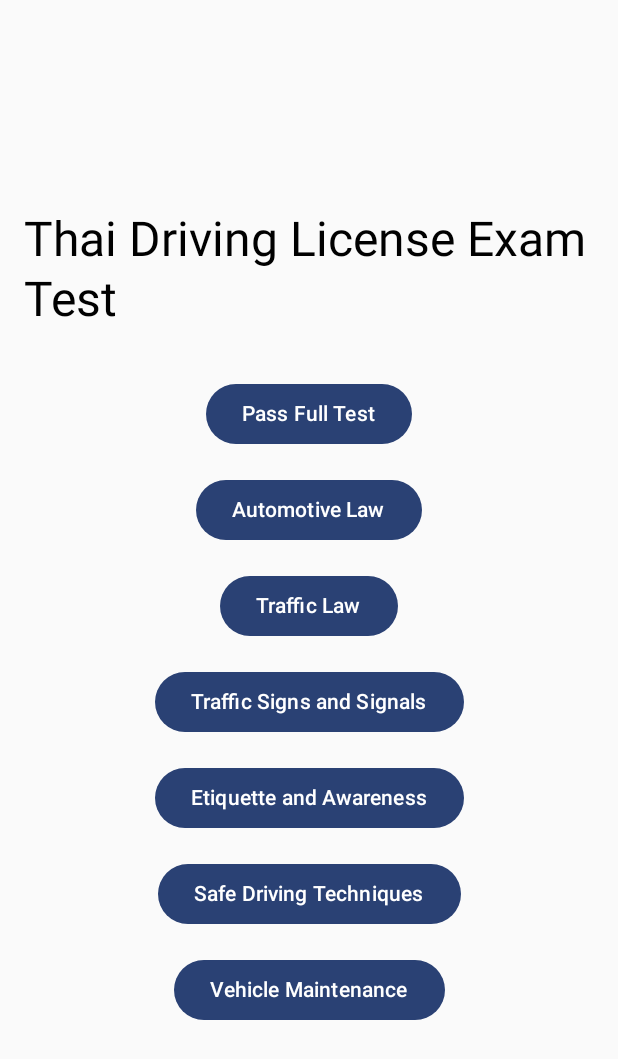
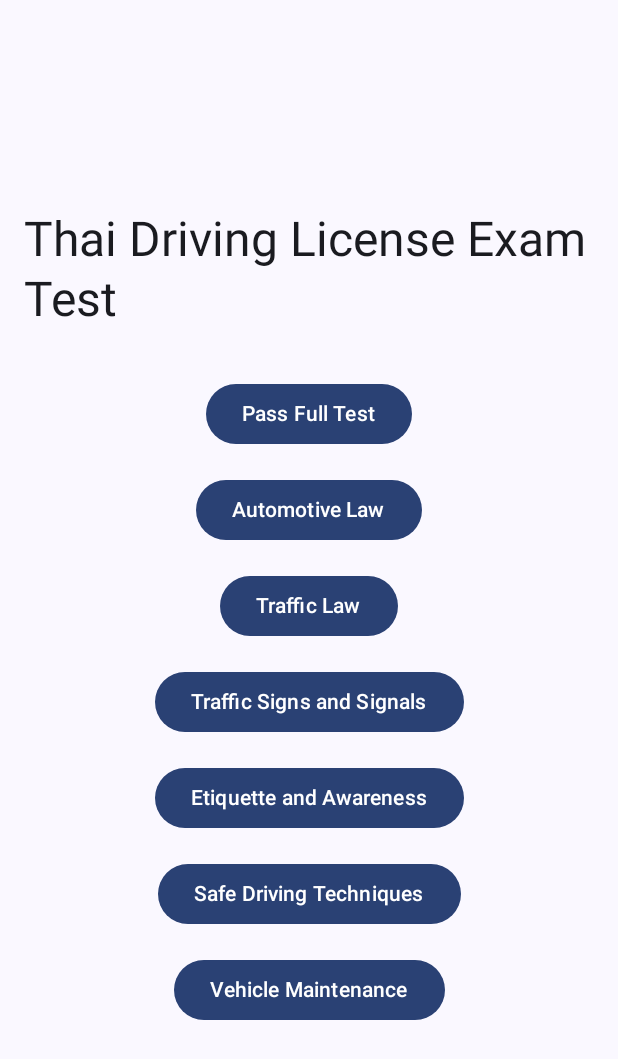
Before and after one commit to zejaven/thai-driving-license-exam-test, an Android app built with Jetpack Compose: the screen it shows after launch (MainActivity), on a phone screen of 412 x 824 dp. Shown: the top 1059 px of the screen. Run offline under Robolectric (Android 15) with nearby library versions, the phone set to English and light mode, and no system bars; our stand-ins replace Room's generated code; libraries missing offline, so code that uses them is left out: com.opencsv; 1 statement that could not run was skipped.

Commit message:
fix colors for light and dark themes

```diff
--- a/app/src/main/java/org/zeveon/thaidrivinglicenseexamtest/ui/MainMenuScreen.kt
+++ b/app/src/main/java/org/zeveon/thaidrivinglicenseexamtest/ui/MainMenuScreen.kt
@@ -8,6 +8,7 @@ import androidx.compose.foundation.layout.height
 import androidx.compose.foundation.layout.padding
 import androidx.compose.material3.Button
 import androidx.compose.material3.MaterialTheme
+import androidx.compose.material3.Surface
 import androidx.compose.material3.Text
 import androidx.compose.runtime.Composable
 import androidx.compose.ui.Alignment
@@ -17,6 +18,10 @@ import androidx.navigation.NavController
 
 @Composable
 fun MainMenuScreen(navController: NavController) {
+    Surface(
+        color = MaterialTheme.colorScheme.background,
+        modifier = Modifier.fillMaxSize()
+    ) {
         Column(
             modifier = Modifier
                 .fillMaxSize()
@@ -24,7 +29,10 @@ fun MainMenuScreen(navController: NavController) {
             verticalArrangement = Arrangement.Center,
             horizontalAlignment = Alignment.CenterHorizontally
         ) {
-        Text(text = "Thai Driving License Exam Test", style = MaterialTheme.typography.headlineLarge)
+            Text(
+                text = "Thai Driving License Exam Test",
+                style = MaterialTheme.typography.headlineLarge
+            )
 
             Spacer(modifier = Modifier.height(32.dp))
 
@@ -69,3 +77,4 @@ fun MainMenuScreen(navController: NavController) {
             }
         }
     }
+}
--- a/app/src/main/java/org/zeveon/thaidrivinglicenseexamtest/ui/QuestionScreen.kt
+++ b/app/src/main/java/org/zeveon/thaidrivinglicenseexamtest/ui/QuestionScreen.kt
@@ -3,10 +3,12 @@ package org.zeveon.thaidrivinglicenseexamtest.ui
 import androidx.compose.foundation.clickable
 import androidx.compose.foundation.layout.Column
 import androidx.compose.foundation.layout.Spacer
+import androidx.compose.foundation.layout.fillMaxSize
 import androidx.compose.foundation.layout.height
 import androidx.compose.foundation.layout.padding
 import androidx.compose.material3.Button
 import androidx.compose.material3.MaterialTheme
+import androidx.compose.material3.Surface
 import androidx.compose.material3.Text
 import androidx.compose.runtime.Composable
 import androidx.compose.runtime.LaunchedEffect
@@ -25,8 +27,12 @@ fun QuestionScreen(navController: NavController, viewModel: QuestionViewModel, c
         viewModel.loadRandomQuestion(category)
     }
 
+    Surface(
+        color = MaterialTheme.colorScheme.background,
+        modifier = Modifier.fillMaxSize()
+    ) {
         Column(modifier = Modifier.padding(16.dp)) {
-        Button(onClick = { navController.navigateUp() }) {
+            Button(onClick = { navController.navigate("main_menu") }) {
                 Text(text = "Main Menu")
             }
             Spacer(modifier = Modifier.height(16.dp))
@@ -34,10 +40,19 @@ fun QuestionScreen(navController: NavController, viewModel: QuestionViewModel, c
             question?.let {
                 Text(text = it.question, style = MaterialTheme.typography.headlineLarge)
                 Spacer(modifier = Modifier.height(8.dp))
-            Text(text = it.optionA, modifier = Modifier.clickable { checkAnswer(it.optionA, it.answer) })
-            Text(text = it.optionB, modifier = Modifier.clickable { checkAnswer(it.optionB, it.answer) })
-            Text(text = it.optionC, modifier = Modifier.clickable { checkAnswer(it.optionC, it.answer) })
-            Text(text = it.optionD, modifier = Modifier.clickable { checkAnswer(it.optionD, it.answer) })
+                Text(
+                    text = it.optionA,
+                    modifier = Modifier.clickable { checkAnswer(it.optionA, it.answer) })
+                Text(
+                    text = it.optionB,
+                    modifier = Modifier.clickable { checkAnswer(it.optionB, it.answer) })
+                Text(
+                    text = it.optionC,
+                    modifier = Modifier.clickable { checkAnswer(it.optionC, it.answer) })
+                Text(
+                    text = it.optionD,
+                    modifier = Modifier.clickable { checkAnswer(it.optionD, it.answer) })
+            }
         }
     }
 }
--- a/app/src/main/java/org/zeveon/thaidrivinglicenseexamtest/ui/theme/Color.kt
+++ b/app/src/main/java/org/zeveon/thaidrivinglicenseexamtest/ui/theme/Color.kt
@@ -2,10 +2,24 @@ package org.zeveon.thaidrivinglicenseexamtest.ui.theme
 
 import androidx.compose.ui.graphics.Color
 
-val Purple80 = Color(0xFFD0BCFF)
-val PurpleGrey80 = Color(0xFFCCC2DC)
-val Pink80 = Color(0xFFEFB8C8)
+val LightBackground = Color(0xFFFFFFFF)
+val LightOnBackground = Color(0xFF000000)
+val LightSurface = Color(0xFFFFFFFF)
+val LightOnSurface = Color(0xFF000000)
+val LightPrimary = Color(0xFF03A9F4)
+val LightPrimaryContainer = Color(0xFF3F51B5)
+val LightOnPrimary = Color(0xFFFFFFFF)
+val LightSecondary = Color(0xFF03DAC5)
+val LightSecondaryContainer = Color(0xFF018786)
+val LightOnSecondary = Color(0xFF000000)
 
-val Purple40 = Color(0xFF6650a4)
-val PurpleGrey40 = Color(0xFF625b71)
-val Pink40 = Color(0xFF7D5260)
+val DarkBackground = Color(0xFF121212)
+val DarkOnBackground = Color(0xFFE0E0E0)
+val DarkSurface = Color(0xFF1F1B24)
+val DarkOnSurface = Color(0xFFE0E0E0)
+val DarkPrimary = Color(0xFF03A9F4)
+val DarkPrimaryContainer = Color(0xFF3F51B5)
+val DarkOnPrimary = Color(0xFFFFFFFF)
+val DarkSecondary = Color(0xFF03DAC6)
+val DarkSecondaryContainer = Color(0xFF009688)
+val DarkOnSecondary = Color(0xFF000000)
--- a/app/src/main/java/org/zeveon/thaidrivinglicenseexamtest/ui/theme/Theme.kt
+++ b/app/src/main/java/org/zeveon/thaidrivinglicenseexamtest/ui/theme/Theme.kt
@@ -1,6 +1,5 @@
 package org.zeveon.thaidrivinglicenseexamtest.ui.theme
 
-import android.app.Activity
 import android.os.Build
 import androidx.compose.foundation.isSystemInDarkTheme
 import androidx.compose.material3.MaterialTheme
@@ -12,31 +11,38 @@ import androidx.compose.runtime.Composable
 import androidx.compose.ui.platform.LocalContext
 
 private val DarkColorScheme = darkColorScheme(
-    primary = Purple80,
-    secondary = PurpleGrey80,
-    tertiary = Pink80
+    primary = DarkPrimary,
+    onPrimary = DarkOnPrimary,
+    primaryContainer = DarkPrimaryContainer,
+    onPrimaryContainer = DarkOnPrimary,
+    secondary = DarkSecondary,
+    onSecondary = DarkOnSecondary,
+    secondaryContainer = DarkSecondaryContainer,
+    onSecondaryContainer = DarkOnSecondary,
+    background = DarkBackground,
+    onBackground = DarkOnBackground,
+    surface = DarkSurface,
+    onSurface = DarkOnSurface
 )
 
 private val LightColorScheme = lightColorScheme(
-    primary = Purple40,
-    secondary = PurpleGrey40,
-    tertiary = Pink40
-
-    /* Other default colors to override
-    background = Color(0xFFFFFBFE),
-    surface = Color(0xFFFFFBFE),
-    onPrimary = Color.White,
-    onSecondary = Color.White,
-    onTertiary = Color.White,
-    onBackground = Color(0xFF1C1B1F),
-    onSurface = Color(0xFF1C1B1F),
-    */
+    primary = LightPrimary,
+    onPrimary = LightOnPrimary,
+    primaryContainer = LightPrimaryContainer,
+    onPrimaryContainer = LightOnPrimary,
+    secondary = LightSecondary,
+    onSecondary = LightOnSecondary,
+    secondaryContainer = LightSecondaryContainer,
+    onSecondaryContainer = LightOnSecondary,
+    background = LightBackground,
+    onBackground = LightOnBackground,
+    surface = LightSurface,
+    onSurface = LightOnSurface
 )
 
 @Composable
 fun ThaiDrivingLicenseExamTestTheme(
     darkTheme: Boolean = isSystemInDarkTheme(),
-    // Dynamic color is available on Android 12+
     dynamicColor: Boolean = true,
     content: @Composable () -> Unit
 ) {
```
Lines whose indentation alone changed are shown as unchanged.
